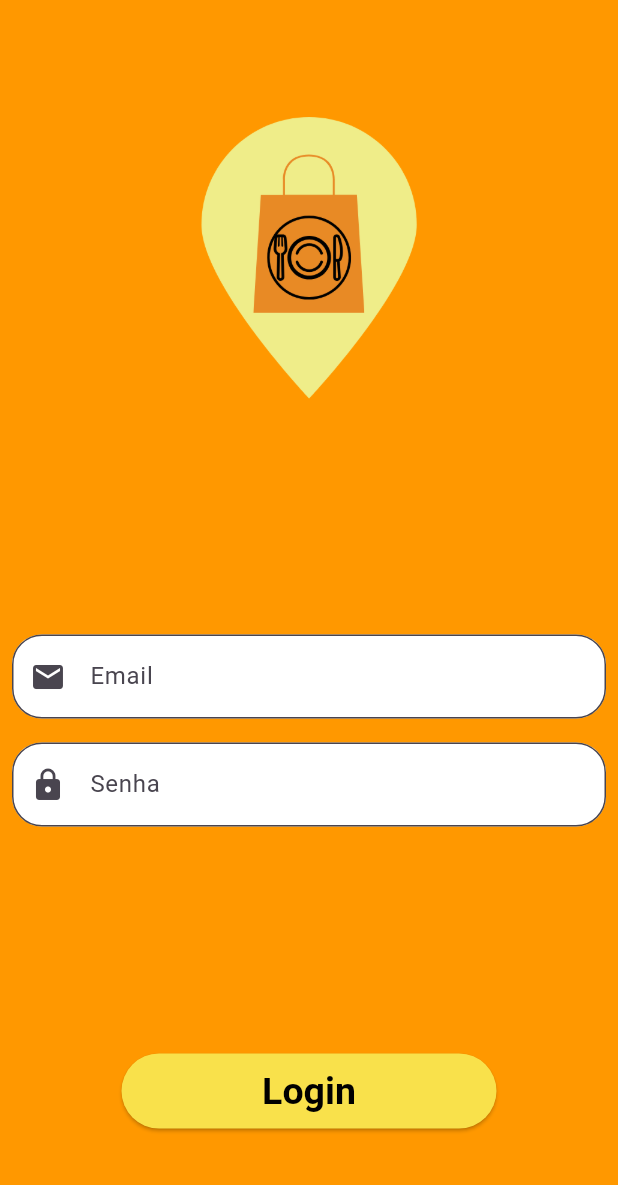
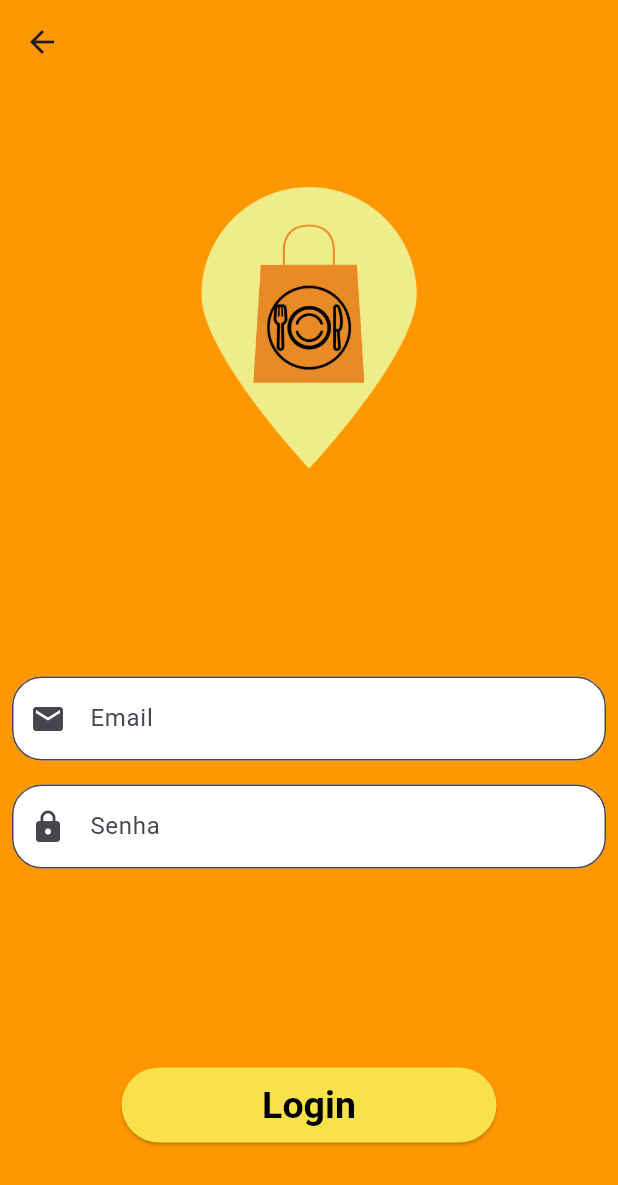
Before and after one commit to kelisbatista/Action-Food, a Flutter app: the screen it shows after launch, after a tap on "Ir para Login", on a phone screen of 412 x 824 dp. Shown: the top 1185 px of the screen. Run offline on Flutter 3.47's test engine with Material 3 defaults, Android fonts, the light colour scheme and no system bars.

Commit message:
'alteracoes'

```diff
--- a/mobile/lib/main.dart
+++ b/mobile/lib/main.dart
@@ -1,3 +1,4 @@
+import 'package:action_food/pagina_cadastro.dart';
 import 'package:action_food/tela_inicial.dart';
 import 'package:flutter/material.dart';
 import 'pagina_login.dart';
@@ -9,12 +10,14 @@ void main() {
 class MyApp extends StatelessWidget {
   const MyApp({super.key});
 
+  @override
   Widget build(BuildContext context) {
     return MaterialApp(
       initialRoute: '/',
       routes: {
         '/': (context) => TelaInicial(),
         '/login': (context) => PaginaLogin(),
+        '/cadastrar': (context) => PaginaCadstro(),
       }
     );
   }
--- a/mobile/lib/pagina_login.dart
+++ b/mobile/lib/pagina_login.dart
@@ -1,11 +1,16 @@
 import 'package:flutter/material.dart';
 
 class PaginaLogin extends StatelessWidget{
+  const PaginaLogin({super.key});
 
+
+  @override
   Widget build(BuildContext context){
     return Scaffold(
       backgroundColor: Colors.orange[500],
-
+      appBar: AppBar(
+        backgroundColor: Colors.orange[500],
+      ),
       body:
       Center(
         child:
@@ -58,14 +63,14 @@ class PaginaLogin extends StatelessWidget{
             onPressed: () {
               // Ação ao pressionar o botão de login
             },
-            child:
-            Text('Login'),
             style: ElevatedButton.styleFrom(
               backgroundColor: Color.fromRGBO(249, 225, 75 , 100),
               foregroundColor: Colors.black,
               fixedSize: Size(250, 50),
               textStyle: TextStyle(fontSize: 25, fontWeight: FontWeight.bold),
             ),
+            child:
+            Text('Login'),
           )
         ],
       ),
--- a/mobile/lib/tela_inicial.dart
+++ b/mobile/lib/tela_inicial.dart
@@ -1,7 +1,10 @@
 import 'package:flutter/material.dart';
 
 class TelaInicial extends StatelessWidget{
+  const TelaInicial({super.key});
 
+
+  @override
   Widget build(BuildContext context){
     return Scaffold(
       backgroundColor: Colors.orange[500],
@@ -21,8 +24,7 @@ class TelaInicial extends StatelessWidget{
 
             ),
           ),
-          Container(
-            child: Text(
+          Text(
             'Action Food',
             textAlign: TextAlign.center,
             style: TextStyle(
@@ -30,7 +32,6 @@ class TelaInicial extends StatelessWidget{
               color: const Color.fromARGB(255, 255, 216, 99),
               fontWeight: FontWeight.bold,
 
-              ),
             ),
           ),
           ],
@@ -48,7 +49,7 @@ class TelaInicial extends StatelessWidget{
                     textStyle: TextStyle(fontSize: 20, fontWeight: FontWeight.bold),
                   ),
                   onPressed: () {
-                    Navigator.pushNamed(context, '');
+                    Navigator.pushNamed(context, '/cadastrar');
                   },
                   child: Text('Cadastrar-se'),
                 ),
```
Also changed, not shown: mobile/pubspec.yaml (+9 -68 lines), mobile/pubspec.lock, 5 other files. Lines whose indentation alone changed are shown as unchanged.
